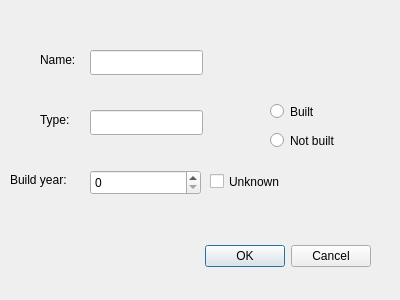
hrafnkelli14/Verklegt-verkefni-3, file computeredit.ui: the form before one commit.
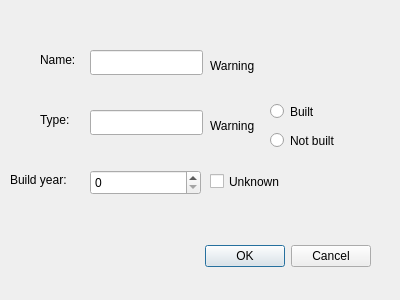
The form after the commit.

Patch:
```diff
--- a/computeredit.ui
+++ b/computeredit.ui
@@ -143,6 +143,38 @@
     <string>Unknown</string>
    </property>
   </widget>
+  <widget class="QLabel" name="nameWarning">
+   <property name="geometry">
+    <rect>
+     <x>210</x>
+     <y>50</y>
+     <width>51</width>
+     <height>31</height>
+    </rect>
+   </property>
+   <property name="toolTip">
+    <string>&lt;html&gt;&lt;head/&gt;&lt;body&gt;&lt;p&gt;Name is empty or contains illegal characters.&lt;/p&gt;&lt;/body&gt;&lt;/html&gt;</string>
+   </property>
+   <property name="text">
+    <string>Warning</string>
+   </property>
+  </widget>
+  <widget class="QLabel" name="typeWarning">
+   <property name="geometry">
+    <rect>
+     <x>210</x>
+     <y>110</y>
+     <width>51</width>
+     <height>31</height>
+    </rect>
+   </property>
+   <property name="toolTip">
+    <string>&lt;html&gt;&lt;head/&gt;&lt;body&gt;&lt;p&gt;Type is empty or contains illegal characters.&lt;/p&gt;&lt;/body&gt;&lt;/html&gt;</string>
+   </property>
+   <property name="text">
+    <string>Warning</string>
+   </property>
+  </widget>
  </widget>
  <resources/>
  <connections>
```
